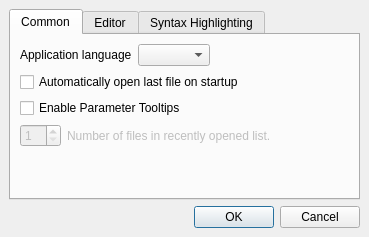
Before: the Qt Designer form src/UiGuiSettingsDialog.ui in danblakemore/universal-indent-gui, drawn with Qt 5.
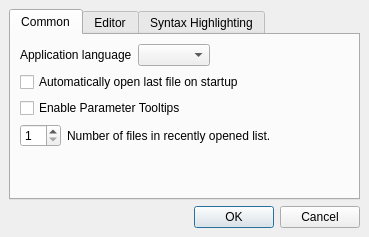
After: the same form once the commit is applied. Icons and pictures are not drawn.

Commit message: Preparations for recently opened file list. The settings for the list length already works. Also the first file can be automatically loaded on startup out of a list of files as string separated by "|" character.

What changed in the file:
```diff
--- a/src/UiGuiSettingsDialog.ui
+++ b/src/UiGuiSettingsDialog.ui
@@ -123,11 +123,10 @@
          </property>
          <item>
           <widget class="QSpinBox" name="uiGuiRecentlyOpenedListSize" >
-           <property name="enabled" >
-            <bool>false</bool>
-           </property>
            <property name="sizePolicy" >
-            <sizepolicy vsizetype="Fixed" hsizetype="Fixed" >
+            <sizepolicy>
+             <hsizetype>0</hsizetype>
+             <vsizetype>0</vsizetype>
              <horstretch>0</horstretch>
              <verstretch>0</verstretch>
             </sizepolicy>
@@ -148,9 +147,6 @@
          </item>
          <item>
           <widget class="QLabel" name="labelRecentlyOpenedListSize" >
-           <property name="enabled" >
-            <bool>false</bool>
-           </property>
            <property name="toolTip" >
             <string>Sets how many files should be remembered in the list of recently opened files.</string>
            </property>
```
Left out of the diff: 75 changed lines with no effect on the pictures. The commit also changes 5 other files.
